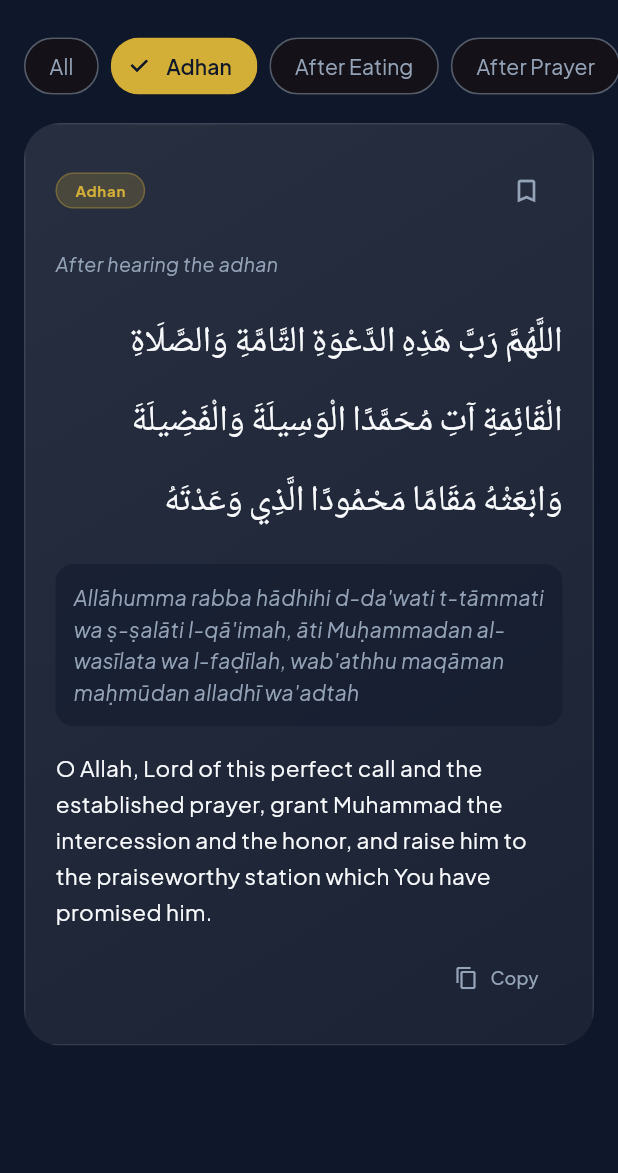
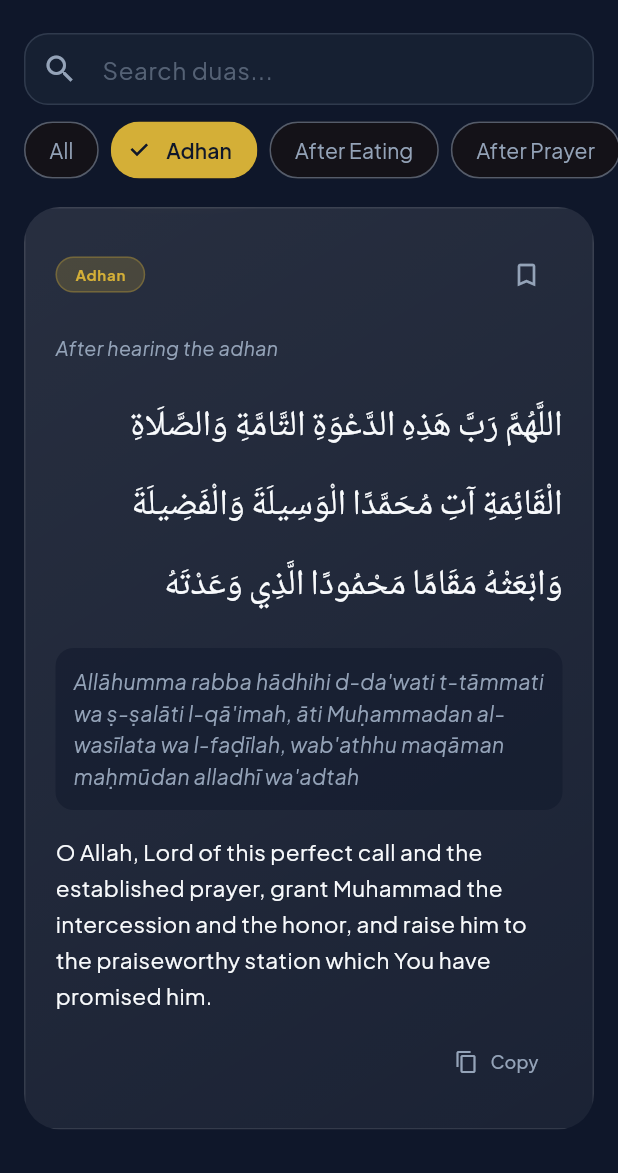
Before and after one commit to urljenkins/immutable5, a Flutter app: the DuasPage screen opened directly, after a tap on "Adhan", on a phone screen of 412 x 824 dp, the part 63-1236 px from its top. Run offline on Flutter 3.47's test engine with Material 3 defaults, Android fonts, the phone set to English and light mode, and no system bars; our stand-ins replace csv, flutter_local_notifications, geolocator, get_it, google_fonts, hijri and 4 more; missing offline and left inert: flutter_qiblah, home_widget; accounts and stored records are empty; network calls fail.

Commit message:
feat: add search functionality to Duas page and display transliteration in home page
- Added a search bar in the Duas page to filter by translation, transliteration, arabic, occasion, and category.
- Updated the ContextualDuaCard on the Home page to display the transliteration.

```diff
--- a/lib/features/duas/duas_page.dart
+++ b/lib/features/duas/duas_page.dart
@@ -22,9 +22,17 @@ class _DuasPageState extends State<DuasPage> {
   List<Dua> _filteredDuas = [];
   List<String> _categories = ['All'];
   String _selectedCategory = 'All';
+  String _searchQuery = '';
+  final TextEditingController _searchController = TextEditingController();
   bool _loading = true;
   final Set<String> _favorites = {};
   Dua? _selectedDua;
+
+  @override
+  void dispose() {
+    _searchController.dispose();
+    super.dispose();
+  }
 
   @override
   void initState() {
@@ -66,15 +74,38 @@ class _DuasPageState extends State<DuasPage> {
     }
   }
 
+  void _applyFilters() {
+    setState(() {
+      var filtered = _duas;
+
+      if (_selectedCategory != 'All') {
+        filtered =
+            filtered.where((dua) => dua.category == _selectedCategory).toList();
+      }
+
+      if (_searchQuery.isNotEmpty) {
+        final query = _searchQuery.toLowerCase();
+        filtered = filtered.where((dua) {
+          return dua.translationEn.toLowerCase().contains(query) ||
+              dua.transliteration.toLowerCase().contains(query) ||
+              dua.arabic.contains(query) ||
+              dua.occasion.toLowerCase().contains(query) ||
+              dua.category.toLowerCase().contains(query);
+        }).toList();
+      }
+
+      _filteredDuas = filtered;
+    });
+  }
+
   void _filterByCategory(String category) {
-    setState(() {
-      _selectedCategory = category;
-      if (category == 'All') {
-        _filteredDuas = _duas;
-      } else {
-        _filteredDuas = _duas.where((dua) => dua.category == category).toList();
-      }
-    });
+    _selectedCategory = category;
+    _applyFilters();
+  }
+
+  void _onSearchChanged(String query) {
+    _searchQuery = query;
+    _applyFilters();
   }
 
   void _toggleFavorite(String id) {
@@ -107,6 +138,63 @@ class _DuasPageState extends State<DuasPage> {
                   // Wrap content in SafeArea to respect notches
                   child: Column(
                     children: [
+                      // Search Bar
+                      Padding(
+                        padding: const EdgeInsets.fromLTRB(16, 8, 16, 0),
+                        child: TextField(
+                          controller: _searchController,
+                          onChanged: _onSearchChanged,
+                          style: GoogleFonts.plusJakartaSans(
+                            color: AppColors.textPrimary,
+                          ),
+                          decoration: InputDecoration(
+                            hintText: 'Search duas...',
+                            hintStyle: GoogleFonts.plusJakartaSans(
+                              color: AppColors.textSecondary
+                                  .withValues(alpha: 0.5),
+                            ),
+                            prefixIcon: const Icon(Icons.search,
+                                color: AppColors.textSecondary),
+                            suffixIcon: _searchQuery.isNotEmpty
+                                ? IconButton(
+                                    icon: const Icon(Icons.clear,
+                                        color: AppColors.textSecondary),
+                                    onPressed: () {
+                                      _searchController.clear();
+                                      _onSearchChanged('');
+                                    },
+                                    padding: EdgeInsets.zero,
+                                    constraints: const BoxConstraints(),
+                                  )
+                                : null,
+                            filled: true,
+                            fillColor:
+                                AppColors.cardSurface.withValues(alpha: 0.5),
+                            border: OutlineInputBorder(
+                              borderRadius: BorderRadius.circular(16),
+                              borderSide: BorderSide(
+                                color: AppColors.textSecondary
+                                    .withValues(alpha: 0.2),
+                              ),
+                            ),
+                            enabledBorder: OutlineInputBorder(
+                              borderRadius: BorderRadius.circular(16),
+                              borderSide: BorderSide(
+                                color: AppColors.textSecondary
+                                    .withValues(alpha: 0.2),
+                              ),
+                            ),
+                            focusedBorder: OutlineInputBorder(
+                              borderRadius: BorderRadius.circular(16),
+                              borderSide: BorderSide(
+                                color: AppColors.accent.withValues(alpha: 0.5),
+                              ),
+                            ),
+                            contentPadding: const EdgeInsets.symmetric(
+                                horizontal: 16, vertical: 12),
+                          ),
+                        ),
+                      ),
                       // Category Filter
                       Container(
                         height: 60,
```
Also changed, not shown: lib/features/home/home_page.dart (+11 -1 lines).
